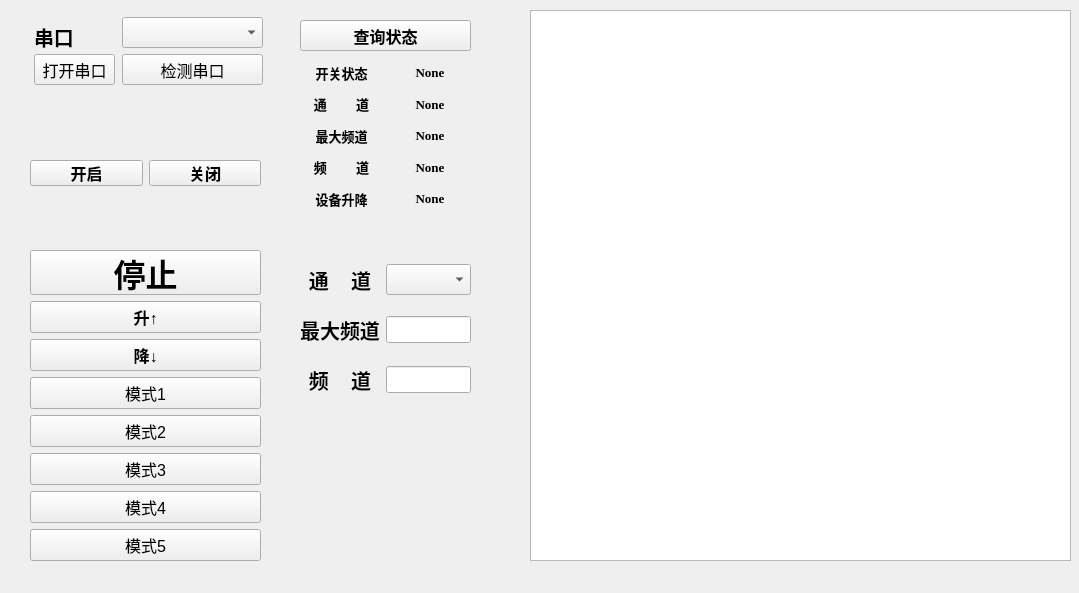
This is widget.ui in Kevin-72/Elevator_control_platform as Qt 5 draws it before an edit. The edited form follows.
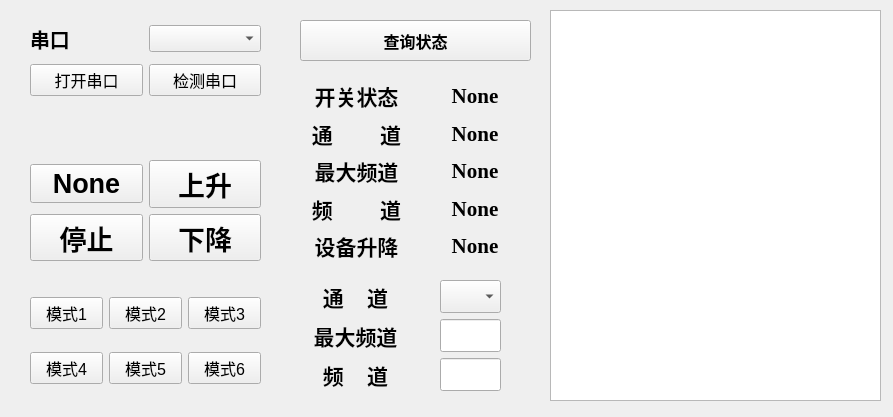
This is the edited form.

Commit message: Refine GUI. Release3.0

The edit to the form file:
```diff
--- a/widget.ui
+++ b/widget.ui
@@ -6,8 +6,8 @@
    <rect>
     <x>0</x>
     <y>0</y>
-    <width>1079</width>
-    <height>593</height>
+    <width>893</width>
+    <height>417</height>
    </rect>
   </property>
   <property name="windowTitle">
@@ -16,10 +16,10 @@
   <widget class="QTextEdit" name="logViewer">
    <property name="geometry">
     <rect>
-     <x>530</x>
+     <x>550</x>
      <y>10</y>
-     <width>541</width>
-     <height>551</height>
+     <width>331</width>
+     <height>391</height>
     </rect>
    </property>
    <property name="font">
@@ -28,68 +28,27 @@
     </font>
    </property>
   </widget>
-  <widget class="QWidget" name="layoutWidget">
-   <property name="geometry">
-    <rect>
-     <x>30</x>
-     <y>160</y>
-     <width>231</width>
-     <height>26</height>
-    </rect>
-   </property>
-   <layout class="QHBoxLayout" name="horizontalLayout">
-    <item>
-     <widget class="QPushButton" name="openBt">
-      <property name="font">
-       <font>
-        <pointsize>12</pointsize>
-        <weight>75</weight>
-        <bold>true</bold>
-       </font>
-      </property>
-      <property name="text">
-       <string>开启</string>
-      </property>
-      <attribute name="buttonGroup">
-       <string notr="true">buttonGroup</string>
-      </attribute>
-     </widget>
-    </item>
-    <item>
-     <widget class="QPushButton" name="closeBt">
-      <property name="font">
-       <font>
-        <pointsize>12</pointsize>
-        <weight>75</weight>
-        <bold>true</bold>
-       </font>
-      </property>
-      <property name="text">
-       <string>关闭</string>
-      </property>
-      <attribute name="buttonGroup">
-       <string notr="true">buttonGroup</string>
-      </attribute>
-     </widget>
-    </item>
-   </layout>
-  </widget>
   <widget class="QWidget" name="layoutWidget">
    <property name="geometry">
     <rect>
      <x>300</x>
-     <y>60</y>
-     <width>171</width>
-     <height>151</height>
+     <y>80</y>
+     <width>231</width>
+     <height>181</height>
     </rect>
    </property>
+   <property name="font">
+    <font>
+     <pointsize>16</pointsize>
+    </font>
+   </property>
    <layout class="QGridLayout" name="gridLayout_4">
     <item row="0" column="0">
      <widget class="QLabel" name="label_switch">
       <property name="font">
        <font>
         <family>Times New Roman</family>
-        <pointsize>10</pointsize>
+        <pointsize>16</pointsize>
         <weight>75</weight>
         <bold>true</bold>
        </font>
@@ -102,18 +61,36 @@
       </property>
      </widget>
     </item>
-    <item row="2" column="1">
-     <widget class="QLabel" name="label_max_channel_value">
+    <item row="4" column="0">
+     <widget class="QLabel" name="label_device">
       <property name="font">
        <font>
         <family>Times New Roman</family>
-        <pointsize>10</pointsize>
+        <pointsize>16</pointsize>
         <weight>75</weight>
         <bold>true</bold>
        </font>
       </property>
       <property name="text">
-       <string>None</string>
+       <string>设备升降</string>
+      </property>
+      <property name="alignment">
+       <set>Qt::AlignCenter</set>
+      </property>
+     </widget>
+    </item>
+    <item row="1" column="0">
+     <widget class="QLabel" name="label_access">
+      <property name="font">
+       <font>
+        <family>Times New Roman</family>
+        <pointsize>16</pointsize>
+        <weight>75</weight>
+        <bold>true</bold>
+       </font>
+      </property>
+      <property name="text">
+       <string>通         道</string>
       </property>
       <property name="alignment">
        <set>Qt::AlignCenter</set>
@@ -125,7 +102,7 @@
       <property name="font">
        <font>
         <family>Times New Roman</family>
-        <pointsize>10</pointsize>
+        <pointsize>16</pointsize>
         <weight>75</weight>
         <bold>true</bold>
        </font>
@@ -138,12 +115,48 @@
       </property>
      </widget>
     </item>
+    <item row="0" column="1">
+     <widget class="QLabel" name="label_switch_value">
+      <property name="font">
+       <font>
+        <family>Times New Roman</family>
+        <pointsize>16</pointsize>
+        <weight>75</weight>
+        <bold>true</bold>
+       </font>
+      </property>
+      <property name="text">
+       <string>None</string>
+      </property>
+      <property name="alignment">
+       <set>Qt::AlignCenter</set>
+      </property>
+     </widget>
+    </item>
+    <item row="2" column="0">
+     <widget class="QLabel" name="label_max_channel">
+      <property name="font">
+       <font>
+        <family>Times New Roman</family>
+        <pointsize>16</pointsize>
+        <weight>75</weight>
+        <bold>true</bold>
+       </font>
+      </property>
+      <property name="text">
+       <string>最大频道</string>
+      </property>
+      <property name="alignment">
+       <set>Qt::AlignCenter</set>
+      </property>
+     </widget>
+    </item>
     <item row="4" column="1">
      <widget class="QLabel" name="label_device_value">
       <property name="font">
        <font>
         <family>Times New Roman</family>
-        <pointsize>10</pointsize>
+        <pointsize>16</pointsize>
         <weight>75</weight>
         <bold>true</bold>
        </font>
@@ -156,54 +169,18 @@
       </property>
      </widget>
     </item>
-    <item row="1" column="0">
-     <widget class="QLabel" name="label_access">
+    <item row="1" column="1">
+     <widget class="QLabel" name="label_access_value">
       <property name="font">
        <font>
         <family>Times New Roman</family>
-        <pointsize>10</pointsize>
+        <pointsize>16</pointsize>
         <weight>75</weight>
         <bold>true</bold>
        </font>
       </property>
       <property name="text">
-       <string>通         道</string>
-      </property>
-      <property name="alignment">
-       <set>Qt::AlignCenter</set>
-      </property>
-     </widget>
-    </item>
-    <item row="4" column="0">
-     <widget class="QLabel" name="label_device">
-      <property name="font">
-       <font>
-        <family>Times New Roman</family>
-        <pointsize>10</pointsize>
-        <weight>75</weight>
-        <bold>true</bold>
-       </font>
-      </property>
-      <property name="text">
-       <string>设备升降</string>
-      </property>
-      <property name="alignment">
-       <set>Qt::AlignCenter</set>
-      </property>
-     </widget>
-    </item>
-    <item row="2" column="0">
-     <widget class="QLabel" name="label_max_channel">
-      <property name="font">
-       <font>
-        <family>Times New Roman</family>
-        <pointsize>10</pointsize>
-        <weight>75</weight>
-        <bold>true</bold>
-       </font>
-      </property>
-      <property name="text">
-       <string>最大频道</string>
+       <string>None</string>
       </property>
       <property name="alignment">
        <set>Qt::AlignCenter</set>
@@ -215,7 +192,7 @@
       <property name="font">
        <font>
         <family>Times New Roman</family>
-        <pointsize>10</pointsize>
+        <pointsize>16</pointsize>
         <weight>75</weight>
         <bold>true</bold>
        </font>
@@ -228,30 +205,12 @@
       </property>
      </widget>
     </item>
-    <item row="0" column="1">
-     <widget class="QLabel" name="label_switch_value">
+    <item row="2" column="1">
+     <widget class="QLabel" name="label_max_channel_value">
       <property name="font">
        <font>
         <family>Times New Roman</family>
-        <pointsize>10</pointsize>
-        <weight>75</weight>
-        <bold>true</bold>
-       </font>
-      </property>
-      <property name="text">
-       <string>None</string>
-      </property>
-      <property name="alignment">
-       <set>Qt::AlignCenter</set>
-      </property>
-     </widget>
-    </item>
-    <item row="1" column="1">
-     <widget class="QLabel" name="label_access_value">
-      <property name="font">
-       <font>
-        <family>Times New Roman</family>
-        <pointsize>10</pointsize>
+        <pointsize>16</pointsize>
         <weight>75</weight>
         <bold>true</bold>
        </font>
@@ -266,21 +225,72 @@
     </item>
    </layout>
   </widget>
-  <widget class="QWidget" name="layoutWidget">
+  <widget class="QPushButton" name="queryCb">
+   <property name="geometry">
+    <rect>
+     <x>300</x>
+     <y>20</y>
+     <width>231</width>
+     <height>41</height>
+    </rect>
+   </property>
+   <property name="font">
+    <font>
+     <pointsize>12</pointsize>
+     <weight>75</weight>
+     <bold>true</bold>
+    </font>
+   </property>
+   <property name="text">
+    <string>查询状态</string>
+   </property>
+  </widget>
+  <widget class="QWidget" name="">
    <property name="geometry">
     <rect>
      <x>30</x>
-     <y>250</y>
+     <y>160</y>
      <width>231</width>
-     <height>311</height>
+     <height>101</height>
     </rect>
    </property>
    <layout class="QGridLayout" name="gridLayout">
     <item row="0" column="0">
+     <widget class="QPushButton" name="openBt">
+      <property name="font">
+       <font>
+        <pointsize>20</pointsize>
+        <weight>75</weight>
+        <bold>true</bold>
+       </font>
+      </property>
+      <property name="text">
+       <string>None</string>
+      </property>
+      <attribute name="buttonGroup">
+       <string notr="true">buttonGroup</string>
+      </attribute>
+     </widget>
+    </item>
+    <item row="0" column="1">
+     <widget class="QPushButton" name="upBt">
+      <property name="font">
+       <font>
+        <pointsize>20</pointsize>
+        <weight>75</weight>
+        <bold>true</bold>
+       </font>
+      </property>
+      <property name="text">
+       <string>上升</string>
+      </property>
+     </widget>
+    </item>
+    <item row="1" column="0">
      <widget class="QPushButton" name="stopBt">
       <property name="font">
        <font>
-        <pointsize>24</pointsize>
+        <pointsize>20</pointsize>
         <weight>75</weight>
         <bold>true</bold>
        </font>
@@ -290,35 +300,33 @@
       </property>
      </widget>
     </item>
-    <item row="1" column="0">
-     <widget class="QPushButton" name="upBt">
-      <property name="font">
-       <font>
-        <pointsize>12</pointsize>
-        <weight>75</weight>
-        <bold>true</bold>
-       </font>
-      </property>
-      <property name="text">
-       <string>升↑</string>
-      </property>
-     </widget>
-    </item>
-    <item row="2" column="0">
+    <item row="1" column="1">
      <widget class="QPushButton" name="downBt">
       <property name="font">
        <font>
-        <pointsize>12</pointsize>
+        <pointsize>20</pointsize>
         <weight>75</weight>
         <bold>true</bold>
        </font>
       </property>
       <property name="text">
-       <string>降↓</string>
+       <string>下降</string>
       </property>
      </widget>
     </item>
-    <item row="3" column="0">
+   </layout>
+  </widget>
+  <widget class="QWidget" name="">
+   <property name="geometry">
+    <rect>
+     <x>30</x>
+     <y>280</y>
+     <width>231</width>
+     <height>121</height>
+    </rect>
+   </property>
+   <layout class="QGridLayout" name="gridLayout_3">
+    <item row="0" column="0">
      <widget class="QPushButton" name="mode01Bt">
       <property name="font">
        <font>
@@ -330,7 +338,7 @@
       </property>
      </widget>
     </item>
-    <item row="4" column="0">
+    <item row="0" column="1">
      <widget class="QPushButton" name="mode02Bt">
       <property name="font">
        <font>
@@ -342,7 +350,7 @@
       </property>
      </widget>
     </item>
-    <item row="5" column="0">
+    <item row="0" column="2">
      <widget class="QPushButton" name="mode03Bt">
       <property name="font">
        <font>
@@ -354,7 +362,7 @@
       </property>
      </widget>
     </item>
-    <item row="6" column="0">
+    <item row="1" column="0">
      <widget class="QPushButton" name="mode04Bt">
       <property name="font">
        <font>
@@ -366,7 +374,7 @@
       </property>
      </widget>
     </item>
-    <item row="7" column="0">
+    <item row="1" column="1">
      <widget class="QPushButton" name="mode05Bt">
       <property name="font">
        <font>
@@ -378,160 +386,174 @@
       </property>
      </widget>
     </item>
+    <item row="1" column="2">
+     <widget class="QPushButton" name="mode06Bt">
+      <property name="font">
+       <font>
+        <pointsize>12</pointsize>
+       </font>
+      </property>
+      <property name="text">
+       <string>模式6</string>
+      </property>
+     </widget>
+    </item>
    </layout>
   </widget>
-  <widget class="QPushButton" name="queryCb">
+  <widget class="QWidget" name="">
    <property name="geometry">
     <rect>
-     <x>300</x>
+     <x>30</x>
      <y>20</y>
-     <width>171</width>
-     <height>31</height>
+     <width>231</width>
+     <height>81</height>
     </rect>
    </property>
-   <property name="font">
-    <font>
-     <pointsize>12</pointsize>
-     <weight>75</weight>
-     <bold>true</bold>
-    </font>
-   </property>
-   <property name="text">
-    <string>查询状态</string>
-   </property>
-  </widget>
-  <widget class="QPushButton" name="btnSerialCheck">
-   <property name="geometry">
-    <rect>
-     <x>122</x>
-     <y>54</y>
-     <width>141</width>
-     <height>31</height>
-    </rect>
-   </property>
-   <property name="font">
-    <font>
-     <pointsize>12</pointsize>
-    </font>
-   </property>
-   <property name="text">
-    <string>检测串口</string>
-   </property>
-  </widget>
-  <widget class="QPushButton" name="openSerialBt">
-   <property name="geometry">
-    <rect>
-     <x>34</x>
-     <y>54</y>
-     <width>81</width>
-     <height>31</height>
-    </rect>
-   </property>
-   <property name="font">
-    <font>
-     <pointsize>12</pointsize>
-    </font>
-   </property>
-   <property name="text">
-    <string>打开串口</string>
-   </property>
-  </widget>
-  <widget class="QLabel" name="label_1">
-   <property name="geometry">
-    <rect>
-     <x>34</x>
-     <y>26</y>
-     <width>112</width>
-     <height>22</height>
-    </rect>
-   </property>
-   <property name="font">
-    <font>
-     <family>Times New Roman</family>
-     <pointsize>15</pointsize>
-     <weight>75</weight>
-     <bold>true</bold>
-    </font>
-   </property>
-   <property name="text">
-    <string>串口</string>
-   </property>
-  </widget>
-  <widget class="QComboBox" name="serialCb">
-   <property name="geometry">
-    <rect>
-     <x>122</x>
-     <y>17</y>
-     <width>141</width>
-     <height>31</height>
-    </rect>
-   </property>
-   <property name="font">
-    <font>
-     <pointsize>12</pointsize>
-    </font>
-   </property>
+   <layout class="QGridLayout" name="gridLayout_5">
+    <item row="0" column="0">
+     <widget class="QLabel" name="label_1">
+      <property name="font">
+       <font>
+        <family>Times New Roman</family>
+        <pointsize>15</pointsize>
+        <weight>75</weight>
+        <bold>true</bold>
+       </font>
+      </property>
+      <property name="text">
+       <string>串口</string>
+      </property>
+     </widget>
+    </item>
+    <item row="0" column="1">
+     <widget class="QComboBox" name="serialCb">
+      <property name="font">
+       <font>
+        <pointsize>12</pointsize>
+       </font>
+      </property>
+     </widget>
+    </item>
+    <item row="1" column="0">
+     <widget class="QPushButton" name="openSerialBt">
+      <property name="font">
+       <font>
+        <pointsize>12</pointsize>
+       </font>
+      </property>
+      <property name="text">
+       <string>打开串口</string>
+      </property>
+     </widget>
+    </item>
+    <item row="1" column="1">
+     <widget class="QPushButton" name="btnSerialCheck">
+      <property name="font">
+       <font>
+        <pointsize>12</pointsize>
+       </font>
+      </property>
+      <property name="text">
+       <string>检测串口</string>
+      </property>
+     </widget>
+    </item>
+   </layout>
   </widget>
   <widget class="QWidget" name="">
    <property name="geometry">
     <rect>
-     <x>300</x>
-     <y>250</y>
-     <width>171</width>
-     <height>161</height>
+     <x>440</x>
+     <y>280</y>
+     <width>61</width>
+     <height>111</height>
     </rect>
    </property>
+   <property name="font">
+    <font>
+     <pointsize>16</pointsize>
+    </font>
+   </property>
    <layout class="QGridLayout" name="gridLayout_2">
     <item row="0" column="0">
-     <widget class="QLabel" name="label_3">
-      <property name="font">
-       <font>
-        <pointsize>15</pointsize>
-        <weight>75</weight>
-        <bold>true</bold>
-       </font>
-      </property>
-      <property name="text">
-       <string>通    道</string>
-      </property>
-      <property name="alignment">
-       <set>Qt::AlignCenter</set>
-      </property>
-     </widget>
-    </item>
-    <item row="0" column="1">
      <widget class="QComboBox" name="channelsCb">
       <property name="font">
        <font>
         <family>Adobe Heiti Std</family>
-        <pointsize>12</pointsize>
+        <pointsize>16</pointsize>
        </font>
       </property>
      </widget>
     </item>
     <item row="1" column="0">
-     <widget class="QLabel" name="label_4">
-      <property name="font">
-       <font>
-        <pointsize>15</pointsize>
-        <weight>75</weight>
-        <bold>true</bold>
-       </font>
-      </property>
-      <property name="text">
-       <string>最大频道</string>
-      </property>
-      <property name="alignment">
-       <set>Qt::AlignCenter</set>
-      </property>
-     </widget>
-    </item>
-    <item row="1" column="1">
      <widget class="QLineEdit" name="maxChannelSetCb">
       <property name="font">
        <font>
-        <pointsize>12</pointsize>
+        <pointsize>16</pointsize>
        </font>
+      </property>
+     </widget>
+    </item>
+    <item row="2" column="0">
+     <widget class="QLineEdit" name="ChannelSetCb">
+      <property name="font">
+       <font>
+        <pointsize>16</pointsize>
+       </font>
+      </property>
+     </widget>
+    </item>
+   </layout>
+  </widget>
+  <widget class="QWidget" name="">
+   <property name="geometry">
+    <rect>
+     <x>310</x>
+     <y>280</y>
+     <width>91</width>
+     <height>111</height>
+    </rect>
+   </property>
+   <property name="font">
+    <font>
+     <pointsize>16</pointsize>
+    </font>
+   </property>
+   <layout class="QGridLayout" name="gridLayout_6">
+    <item row="0" column="0">
+     <widget class="QLabel" name="label_3">
+      <property name="font">
+       <font>
+        <pointsize>16</pointsize>
+        <weight>75</weight>
+        <bold>true</bold>
+       </font>
+      </property>
+      <property name="layoutDirection">
+       <enum>Qt::LeftToRight</enum>
+      </property>
+      <property name="text">
+       <string>通    道</string>
+      </property>
+      <property name="alignment">
+       <set>Qt::AlignCenter</set>
+      </property>
+     </widget>
+    </item>
+    <item row="1" column="0">
+     <widget class="QLabel" name="label_4">
+      <property name="font">
+       <font>
+        <pointsize>16</pointsize>
+        <weight>75</weight>
+        <bold>true</bold>
+       </font>
+      </property>
+      <property name="text">
+       <string>最大频道</string>
+      </property>
+      <property name="alignment">
+       <set>Qt::AlignCenter</set>
       </property>
      </widget>
     </item>
@@ -539,7 +561,7 @@
      <widget class="QLabel" name="label_5">
       <property name="font">
        <font>
-        <pointsize>15</pointsize>
+        <pointsize>16</pointsize>
         <weight>75</weight>
         <bold>true</bold>
        </font>
@@ -552,15 +574,6 @@
       </property>
      </widget>
     </item>
-    <item row="2" column="1">
-     <widget class="QLineEdit" name="ChannelSetCb">
-      <property name="font">
-       <font>
-        <pointsize>12</pointsize>
-       </font>
-      </property>
-     </widget>
-    </item>
    </layout>
   </widget>
  </widget>
```
The commit also changes 4 other files.
